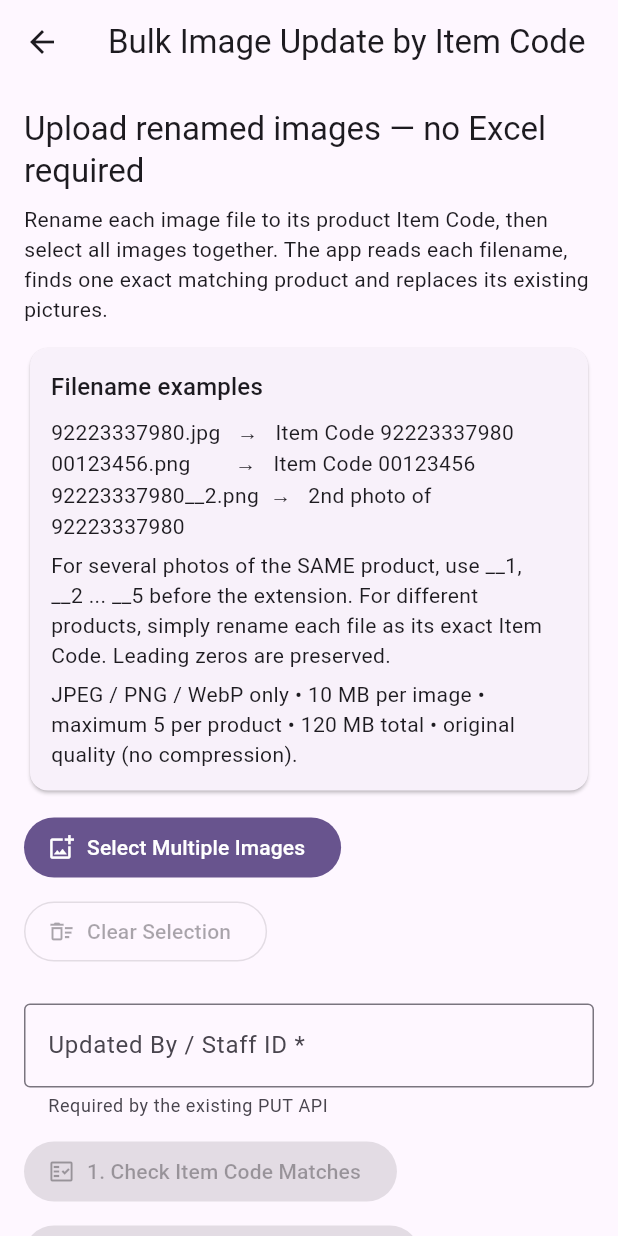
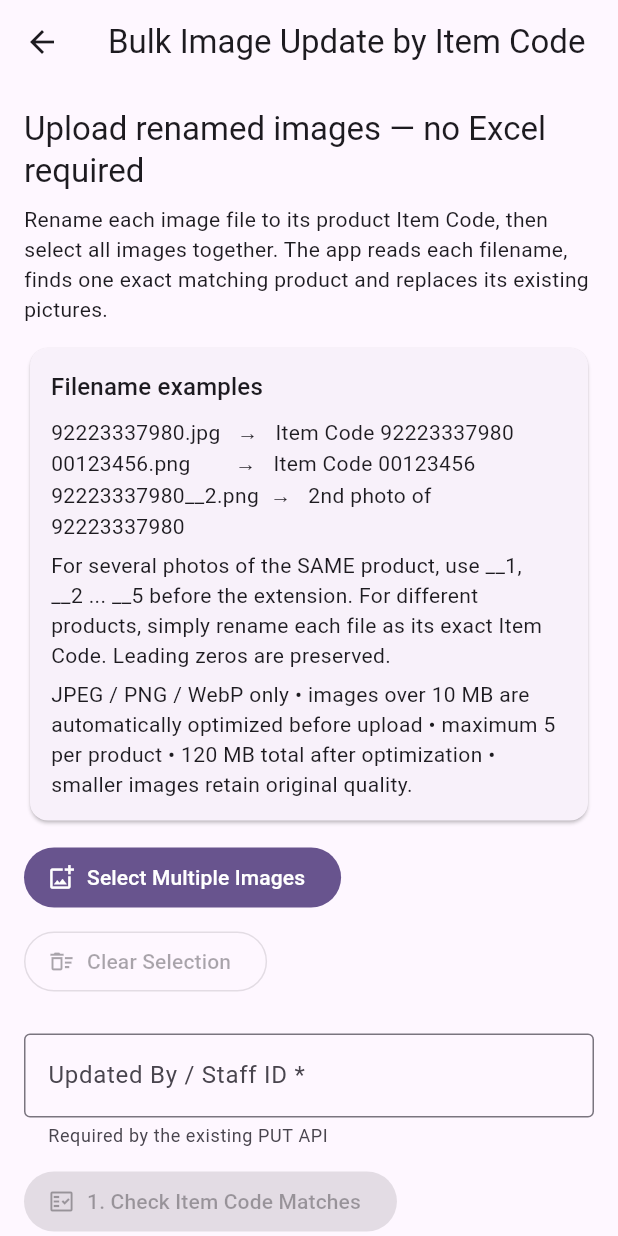
Before and after one commit to recentNafim/multiline-product-upload, a Flutter app: the BulkImageUpdatePage screen opened by its route, after a tap on "Select Multiple Images", on a phone screen of 412 x 824 dp. Run offline on Flutter 3.47's test engine with Material 3 defaults, Android fonts, the phone set to English and light mode, and no system bars; our stand-ins replace file_picker; missing offline and left inert: dart:html, excel.

Commit message:
image compressor added

```diff
--- a/lib/screens/bulk_image_update/bulk_image_update_page.dart
+++ b/lib/screens/bulk_image_update/bulk_image_update_page.dart
@@ -5,6 +5,7 @@ import 'package:file_picker/file_picker.dart';
 import 'package:flutter/material.dart';
 
 import '../../services/display_room_api_service.dart';
+import '../../utils/image_auto_compressor.dart';
 
 /// Bulk replacement of existing product gallery images using IMAGE FILENAMES.
 /// No Excel workbook is needed. Example: 92223337980.jpg -> item 92223337980.
@@ -37,6 +38,7 @@ class _ImageUpdateRow {
 class _BulkImageUpdatePageState extends State<BulkImageUpdatePage> {
   static const int _maxImageBytes = 10 * 1024 * 1024;
   static const int _maxTotalBytes = 120 * 1024 * 1024;
+  static const int _maxSourceImageBytes = 80 * 1024 * 1024;
   static const int _maxProducts = 300;
   static const int _maxImagesPerProduct = 5;
 
@@ -52,6 +54,7 @@ class _BulkImageUpdatePageState extends State<BulkImageUpdatePage> {
   int _completedProducts = 0;
   int _completedImages = 0;
   String? _pageError;
+  String? _processingMessage;
 
   @override
   void dispose() {
@@ -116,7 +119,7 @@ class _BulkImageUpdatePageState extends State<BulkImageUpdatePage> {
     throw const FormatException('File is not a valid JPEG, PNG or WebP image');
   }
 
-  static void _validatePhoto(PlatformFile file) {
+  static void _validatePhoto(PlatformFile file, {bool checkSize = true}) {
     final name = _baseFilename(file.name);
     final dot = name.lastIndexOf('.');
     final extension = dot < 0 ? '' : name.substring(dot + 1).toLowerCase();
@@ -127,8 +130,8 @@ class _BulkImageUpdatePageState extends State<BulkImageUpdatePage> {
     if (bytes == null || bytes.isEmpty) {
       throw FormatException('$name: could not read the image bytes');
     }
-    if (bytes.length > _maxImageBytes) {
-      throw FormatException('$name: maximum 10 MB per image');
+    if (checkSize && bytes.length > _maxImageBytes) {
+      throw FormatException('$name: image must be compressed below 10 MB');
     }
     final actual = _mimeForImage(bytes);
     final expected = (extension == 'jpg' || extension == 'jpeg')
@@ -136,6 +139,32 @@ class _BulkImageUpdatePageState extends State<BulkImageUpdatePage> {
     if (expected != actual) {
       throw FormatException('$name: extension does not match image content');
     }
+  }
+
+  /// Keep existing images byte-for-byte when they already satisfy the API.
+  /// Oversized images are optimized BEFORE being put in the selection and
+  /// BEFORE the IMAGE_ONLY PUT request is assembled.
+  Future<PlatformFile> _prepareImage(PlatformFile original) async {
+    _validatePhoto(original, checkSize: false);
+    if (original.size <= _maxImageBytes) return original;
+    if (original.size > _maxSourceImageBytes) {
+      throw FormatException('${original.name}: original file exceeds 80 MB; '
+          'please reduce it before selecting');
+    }
+    final bytes = original.bytes!;
+    final mime = _mimeForImage(bytes);
+    final optimized = await optimizeOversizedUploadImage(bytes, mime);
+    final dot = original.name.lastIndexOf('.');
+    final stem = original.name.substring(0, dot);
+    final extension = optimized.mimeType == 'image/jpeg'
+        ? 'jpg' : optimized.mimeType == 'image/webp' ? 'webp' : 'png';
+    final processed = PlatformFile(
+      name: '$stem.$extension',
+      size: optimized.bytes.length,
+      bytes: optimized.bytes,
+    );
+    _validatePhoto(processed);
+    return processed;
   }
 
   /// Build one preview/upload row per distinct code, preserving leading zeros.
@@ -192,12 +221,25 @@ class _BulkImageUpdatePageState extends State<BulkImageUpdatePage> {
       if (picked == null || picked.files.isEmpty) return;
 
       final incoming = <String, PlatformFile>{};
-      for (final file in picked.files) {
-        _itemCodeFromFilename(file.name);
-        _validatePhoto(file);
+      var optimizedCount = 0;
+      for (var index = 0; index < picked.files.length; index++) {
+        final source = picked.files[index];
+        _itemCodeFromFilename(source.name);
+        // Detect duplicates before spending time on image processing.
+        final originalKey = _key(_baseFilename(source.name));
+        if (_filesByName.containsKey(originalKey) || incoming.containsKey(originalKey)) {
+          throw FormatException('Duplicate filename: ${source.name}. Remove it before selecting again.');
+        }
+        if (source.size > _maxImageBytes && mounted) {
+          setState(() => _processingMessage =
+              'Optimizing ${index + 1}/${picked.files.length}: ${source.name}');
+        }
+        final file = await _prepareImage(source);
+        if (source.size > _maxImageBytes) optimizedCount++;
         final filenameKey = _key(_baseFilename(file.name));
         if (_filesByName.containsKey(filenameKey) || incoming.containsKey(filenameKey)) {
-          throw FormatException('Duplicate filename: ${file.name}. Remove it before selecting again.');
+          throw FormatException('Duplicate resulting filename: ${file.name}. '
+              'Use unique __1, __2 ... __5 image suffixes.');
         }
         incoming[filenameKey] = file;
       }
@@ -217,15 +259,21 @@ class _BulkImageUpdatePageState extends State<BulkImageUpdatePage> {
       setState(() {
         _filesByName.addAll(incoming);
         _pageError = null;
+        _processingMessage = null;
         _completedProducts = 0;
         _completedImages = 0;
         _rebuildRows();
       });
-      _toast('${incoming.length} image(s) selected. Please review Item Code matches.');
+      _toast('${incoming.length} image(s) selected'
+          '${optimizedCount > 0 ? ' ($optimizedCount automatically optimized)' : ''}. '
+          'Please review Item Code matches.');
     } catch (error) {
       if (mounted) setState(() => _pageError = error.toString());
     } finally {
-      if (mounted) setState(() => _busy = false);
+      if (mounted) setState(() {
+        _busy = false;
+        _processingMessage = null;
+      });
     }
   }
 
@@ -247,6 +295,7 @@ class _BulkImageUpdatePageState extends State<BulkImageUpdatePage> {
       _completedProducts = 0;
       _completedImages = 0;
       _pageError = null;
+      _processingMessage = null;
     });
   }
 
@@ -589,8 +638,9 @@ class _BulkImageUpdatePageState extends State<BulkImageUpdatePage> {
                   'before the extension. For different products, simply rename '
                   'each file as its exact Item Code. Leading zeros are preserved.'),
               const SizedBox(height: 6),
-              const Text('JPEG / PNG / WebP only • 10 MB per image • maximum 5 per '
-                  'product • 120 MB total • original quality (no compression).'),
+              const Text('JPEG / PNG / WebP only • images over 10 MB are automatically '
+                  'optimized before upload • maximum 5 per product • 120 MB total '
+                  'after optimization • smaller images retain original quality.'),
             ]),
           ),
         ),
@@ -643,6 +693,10 @@ class _BulkImageUpdatePageState extends State<BulkImageUpdatePage> {
         if (_busy) const Padding(
           padding: EdgeInsets.symmetric(vertical: 14),
           child: LinearProgressIndicator(),
+        ),
+        if (_processingMessage != null) Padding(
+          padding: const EdgeInsets.only(bottom: 10),
+          child: Text(_processingMessage!),
         ),
         if (_pageError != null) Padding(
           padding: const EdgeInsets.symmetric(vertical: 8),
```
Also changed, not shown: lib/screens/item_upload/item_upload_screen.dart (+45 -1 lines), lib/utils/image_auto_compressor.dart (added, +13 -0 lines), lib/utils/image_auto_compressor_stub.dart (added, +55 -0 lines), lib/utils/image_auto_compressor_web.dart (added, +77 -0 lines).
